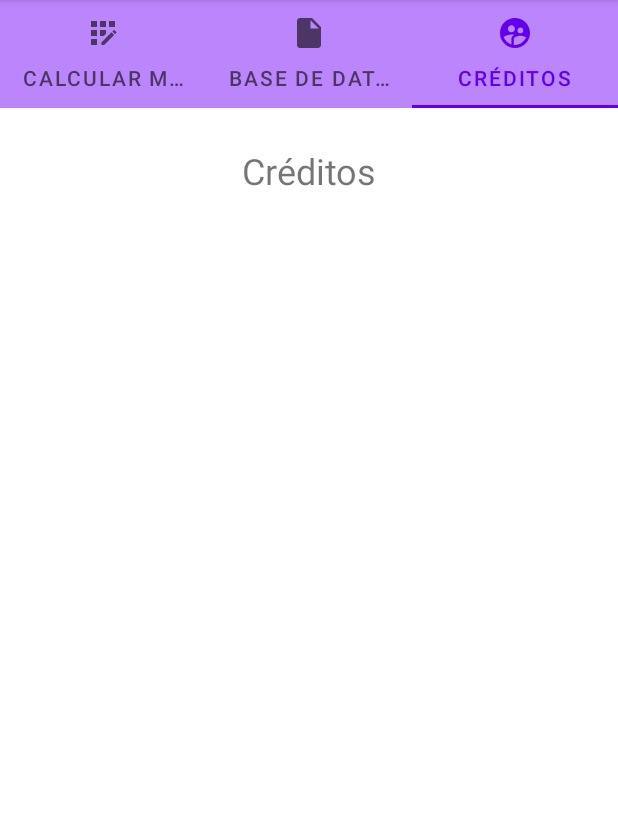
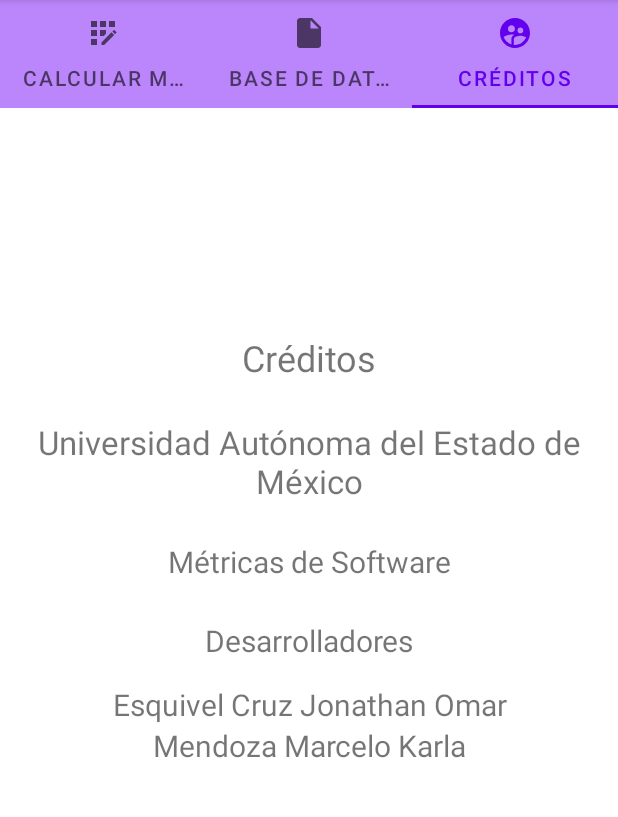
Before and after one commit to JohnTS13/Metricas_de_Halstead, an Android app: the screen it shows after launch (MainActivity), tab 3 chosen, on a phone screen of 412 x 824 dp, the part 84-901 px from its top. Run offline under Robolectric (Android 15) with nearby library versions, the phone set to English and light mode, and no system bars.

```diff
--- a/app/src/main/res/layout/fragment_creditos.xml
+++ b/app/src/main/res/layout/fragment_creditos.xml
@@ -14,10 +14,64 @@
             android:id="@+id/textTitulo"
             android:layout_width="match_parent"
             android:layout_height="match_parent"
-            android:layout_marginTop="25dp"
+            android:layout_marginTop="150dp"
             android:gravity="center"
             android:text="@string/title_tab3"
             android:textSize="24sp" />
+
+        <TextView
+            android:id="@+id/text1"
+            android:layout_width="match_parent"
+            android:layout_height="match_parent"
+            android:layout_marginTop="25dp"
+            android:gravity="center"
+            android:layout_marginLeft="10dp"
+            android:layout_marginRight="10dp"
+            android:text="Universidad Autónoma del Estado de México"
+            android:textSize="22sp" />
+
+        <TextView
+            android:id="@+id/text2"
+            android:layout_width="match_parent"
+            android:layout_height="match_parent"
+            android:layout_marginTop="25dp"
+            android:gravity="center"
+            android:layout_marginLeft="10dp"
+            android:layout_marginRight="10dp"
+            android:text="Métricas de Software"
+            android:textSize="20sp" />
+
+        <TextView
+            android:id="@+id/text3"
+            android:layout_width="match_parent"
+            android:layout_height="match_parent"
+            android:layout_marginTop="25dp"
+            android:gravity="center"
+            android:layout_marginLeft="10dp"
+            android:layout_marginRight="10dp"
+            android:text="Desarrolladores"
+            android:textSize="20sp" />
+
+        <TextView
+            android:id="@+id/text4"
+            android:layout_width="match_parent"
+            android:layout_height="match_parent"
+            android:layout_marginTop="15dp"
+            android:gravity="center"
+            android:layout_marginLeft="10dp"
+            android:layout_marginRight="10dp"
+            android:text="Esquivel Cruz Jonathan Omar"
+            android:textSize="20sp" />
+
+        <TextView
+            android:id="@+id/text5"
+            android:layout_width="match_parent"
+            android:layout_height="match_parent"
+            android:gravity="center"
+            android:layout_marginLeft="10dp"
+            android:layout_marginRight="10dp"
+            android:text="Mendoza Marcelo Karla"
+            android:textSize="20sp" />
     </LinearLayout>
 
 </LinearLayout>
```
